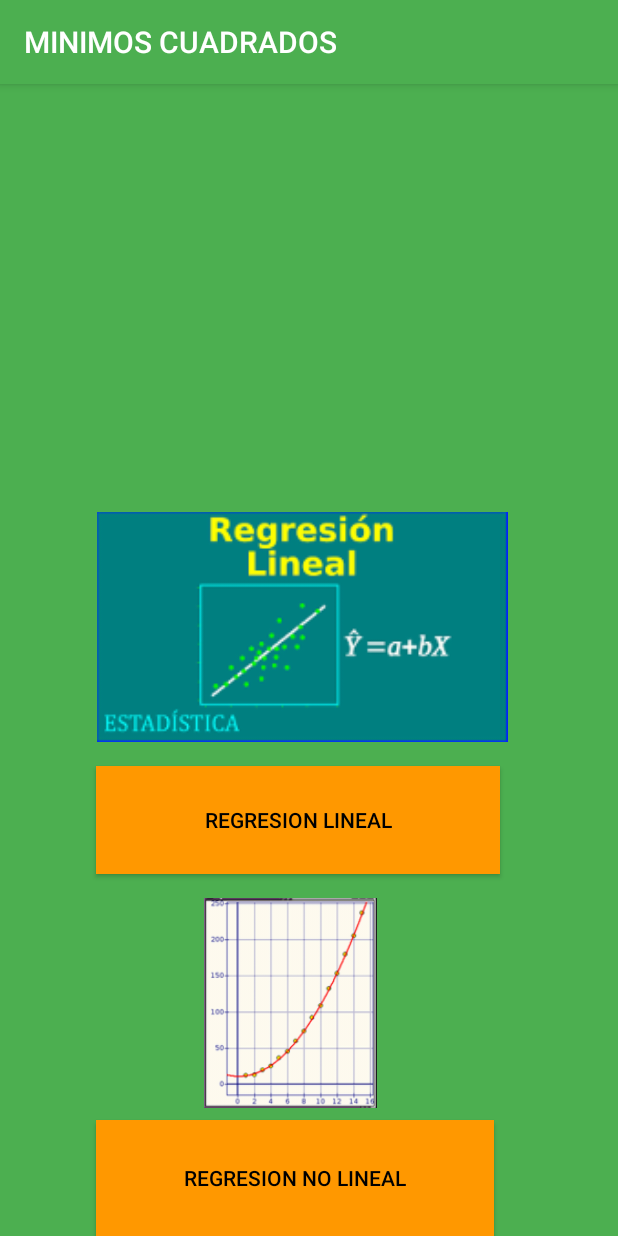
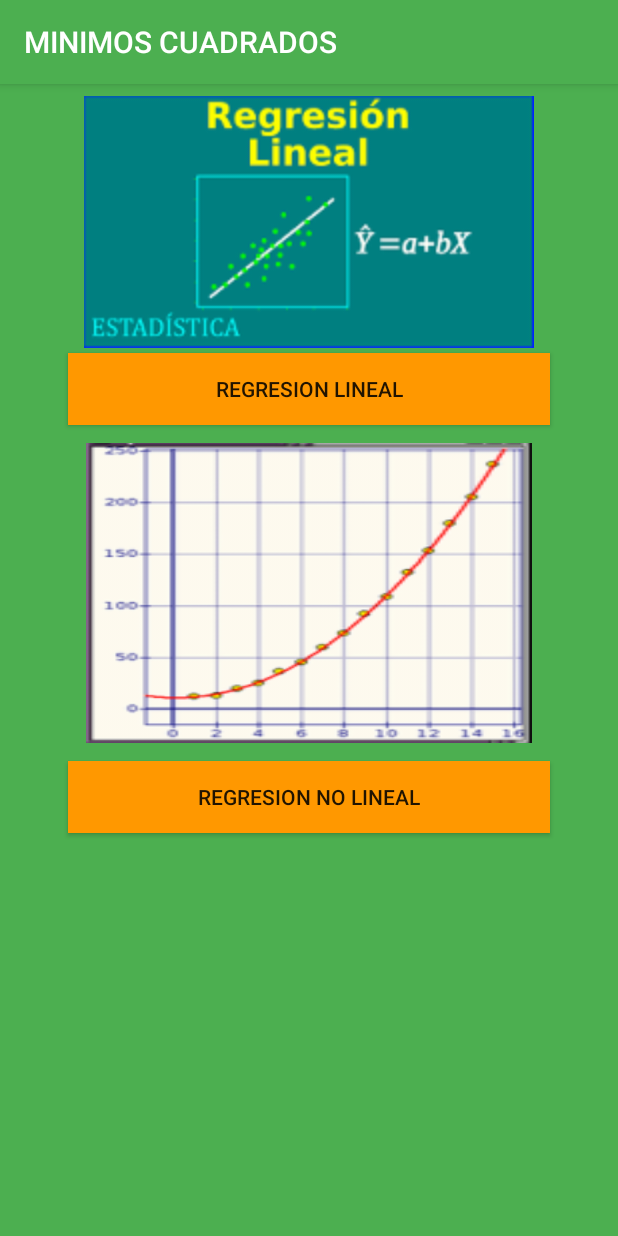
Before and after one commit to jhossmar/regresionapp, an Android app: the screen it shows after launch (MainActivity), on a phone screen of 412 x 824 dp. Run offline under Robolectric (Android 15) with nearby library versions, the phone set to English and light mode, and no system bars.

Commit message:
mejorar diseño de main activity

```diff
--- a/app/src/main/res/layout/activity_main.xml
+++ b/app/src/main/res/layout/activity_main.xml
@@ -1,5 +1,6 @@
 <?xml version="1.0" encoding="utf-8"?>
-<android.support.constraint.ConstraintLayout xmlns:android="http://schemas.android.com/apk/res/android"
+<android.support.design.widget.CoordinatorLayout
+    xmlns:android="http://schemas.android.com/apk/res/android"
     xmlns:app="http://schemas.android.com/apk/res-auto"
     xmlns:tools="http://schemas.android.com/tools"
     android:layout_width="match_parent"
@@ -8,64 +9,51 @@
     android:background="@color/colorPrimary"
     android:orientation="vertical">
 
+        <ScrollView
+            android:layout_width="match_parent"
+            android:layout_height="match_parent"
+            android:fillViewport="true">
+
+                <LinearLayout
+                    android:layout_width="match_parent"
+                    android:layout_height="match_parent"
+                    android:orientation="vertical">
                         <include layout="@layout/layout_toolbar"/>
 
-
+                        <ImageView
+                            android:layout_width="match_parent"
+                            android:layout_height="wrap_content"
+                            android:layout_marginTop="50dp"
+                            android:scaleX="2"
+                            android:scaleY="2"
+                            android:src="@drawable/reg_lineal"
+                            android:textAlignment="center" />
                         <Button
                             android:id="@+id/btn_lineal"
-            android:layout_width="269dp"
-            android:layout_height="72dp"
-            android:layout_marginStart="64dp"
-            android:layout_marginEnd="64dp"
-            android:layout_marginBottom="16dp"
+                            android:layout_width="match_parent"
+                            android:layout_height="wrap_content"
                             android:background="@color/colorAccent"
-            android:text="Regresion Lineal"
-            android:textColor="@android:color/black"
-            app:layout_constraintBottom_toTopOf="@+id/imageView2"
-            app:layout_constraintEnd_toEndOf="parent"
-            app:layout_constraintHorizontal_bias="0.0"
-            app:layout_constraintStart_toStartOf="parent"
-            tools:ignore="MissingConstraints" />
-
+                            android:layout_margin="45dp"
+                            android:text="REGRESION LINEAL"/>
+                        <ImageView
+                            android:layout_width="match_parent"
+                            android:layout_height="wrap_content"
+                            android:src="@drawable/regresion_no_lineal"
+                            android:scaleY="1.5"
+                            android:scaleX="2.7"
+                            />
                         <Button
                             android:id="@+id/btn_no_lineal"
-            android:layout_width="265dp"
-            android:layout_height="77dp"
-            android:layout_marginStart="64dp"
-            android:layout_marginEnd="64dp"
+                            android:layout_width="match_parent"
+                            android:layout_height="wrap_content"
                             android:background="@color/colorAccent"
-            android:text="Regresion No lineal"
-            android:textColor="@android:color/black"
-            app:layout_constraintBottom_toBottomOf="parent"
-            app:layout_constraintEnd_toEndOf="parent"
-            app:layout_constraintHorizontal_bias="0.0"
-            app:layout_constraintStart_toStartOf="parent"
-            tools:ignore="MissingConstraints" />
+                            android:layout_margin="45dp"
+                            android:text="REGRESION NO LINEAL"/>
 
-        <ImageView
-            android:id="@+id/imageView"
-            android:layout_width="275dp"
-            android:layout_height="153dp"
-            android:layout_marginStart="64dp"
-            android:layout_marginEnd="64dp"
-            android:layout_marginBottom="16dp"
-            android:src="@drawable/reg_lineal"
-            app:layout_constraintBottom_toTopOf="@+id/btn_lineal"
-            app:layout_constraintEnd_toEndOf="parent"
-            app:layout_constraintHorizontal_bias="0.0"
-            app:layout_constraintStart_toStartOf="parent" />
 
-        <ImageView
-            android:id="@+id/imageView2"
-            android:layout_width="259dp"
-            android:layout_height="140dp"
-            android:layout_marginStart="64dp"
-            android:layout_marginEnd="60dp"
-            android:layout_marginBottom="8dp"
-            android:src="@drawable/regresion_no_lineal"
-            app:layout_constraintBottom_toTopOf="@+id/btn_no_lineal"
-            app:layout_constraintEnd_toEndOf="parent"
-            app:layout_constraintHorizontal_bias="0.0"
-            app:layout_constraintStart_toStartOf="parent" />
+                </LinearLayout>
 
-</android.support.constraint.ConstraintLayout>
+        </ScrollView>
+
+
+</android.support.design.widget.CoordinatorLayout>
```
Lines whose indentation alone changed are shown as unchanged.
